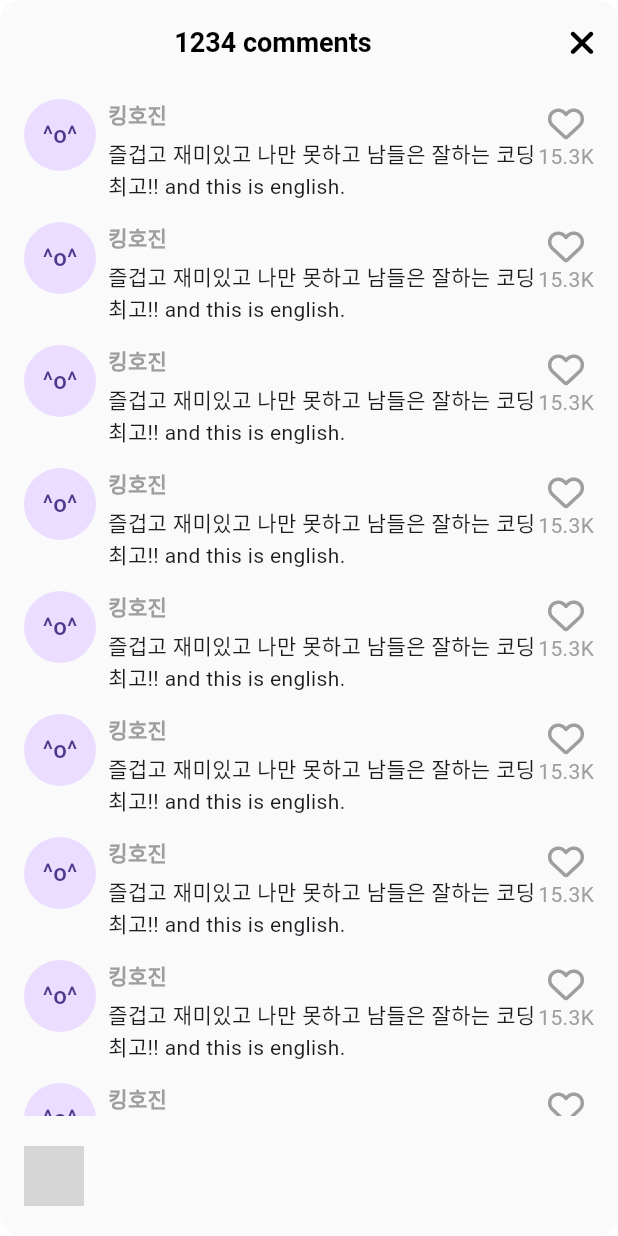
After one commit to SongHojinjin/Clone-TikTok, a Flutter app: the VideosComment screen opened directly, on a phone screen of 412 x 824 dp. The commit adds this screen. Run offline on Flutter 3.47's test engine with Material 3 defaults, Android fonts, the phone set to English and light mode, and no system bars; our stand-ins replace font_awesome_flutter, video_player, visibility_detector; network calls fail; grey boxes are pictures that could not be loaded.

Commit message:
영상 댓글
bottomSheet

```diff
--- /dev/null
+++ b/lib/features/videos/widgets/videos_comment.dart
@@ -0,0 +1,104 @@
+import 'package:flutter/material.dart';
+import 'package:font_awesome_flutter/font_awesome_flutter.dart';
+import 'package:tiktok_clone/constants/gaps.dart';
+import 'package:tiktok_clone/constants/sizes.dart';
+
+class VideosComment extends StatefulWidget {
+  const VideosComment({super.key});
+
+  @override
+  State<VideosComment> createState() => _VideosCommentState();
+}
+
+class _VideosCommentState extends State<VideosComment> {
+  void _onColsedPressed() {
+    Navigator.of(context).pop();
+  }
+
+  @override
+  Widget build(BuildContext context) {
+    return Container(
+      clipBehavior: Clip.hardEdge,
+      decoration:
+          BoxDecoration(borderRadius: BorderRadius.circular(Sizes.size14)),
+      child: Scaffold(
+        backgroundColor: Colors.grey.shade50,
+        appBar: AppBar(
+          backgroundColor: Colors.grey.shade50,
+          automaticallyImplyLeading: false,
+          title: const Align(
+            alignment: Alignment.center,
+            child: Text(
+              '1234 comments',
+            ),
+          ),
+          actions: [
+            IconButton(
+                onPressed: _onColsedPressed,
+                icon: const FaIcon(FontAwesomeIcons.xmark))
+          ],
+        ),
+        body: ListView.separated(
+            padding: const EdgeInsets.symmetric(
+                vertical: Sizes.size10, horizontal: Sizes.size16),
+            separatorBuilder: (context, index) => Gaps.v14,
+            itemCount: 10,
+            itemBuilder: (context, index) => Row(
+                  crossAxisAlignment: CrossAxisAlignment.start,
+                  children: [
+                    const CircleAvatar(
+                      radius: Sizes.size24,
+                      child: Text('^o^'),
+                    ),
+                    Gaps.h8,
+                    Expanded(
+                        child: Column(
+                      crossAxisAlignment: CrossAxisAlignment.start,
+                      children: [
+                        Text(
+                          '킹호진',
+                          style: TextStyle(
+                            fontWeight: FontWeight.bold,
+                            fontSize: Sizes.size14,
+                            color: Colors.grey.shade500,
+                          ),
+                        ),
+                        Gaps.v6,
+                        const Text(
+                            '즐겁고 재미있고 나만 못하고 남들은 잘하는 코딩 최고!! and this is english.'),
+                      ],
+                    )),
+                    Gaps.v10,
+                    Column(
+                      children: [
+                        Gaps.v4,
+                        FaIcon(
+                          FontAwesomeIcons.heart,
+                          color: Colors.grey.shade500,
+                          size: Sizes.size24,
+                        ),
+                        Text(
+                          '15.3K',
+                          style: TextStyle(
+                            color: Colors.grey.shade500,
+                          ),
+                        ),
+                      ],
+                    )
+                  ],
+                )),
+        bottomNavigationBar: BottomAppBar(
+          color: Colors.grey.shade50,
+          child: Row(
+            children: [
+              CircleAvatar(
+                backgroundImage: NetworkImage(
+                    'https://avatars.githubusercontent.com/u/74577721?v=4'),
+              )
+            ],
+          ),
+        ),
+      ),
+    );
+  }
+}
```
Also changed, not shown: lib/features/videos/widgets/video_post.dart (+49 -15 lines).
